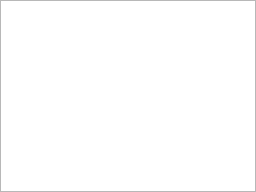
First picture: the form in clo3d/widgets/ui/ListNavigationWidget.ui, repository e-e-m-i-l-e-e/Chrysalis, before the edit.
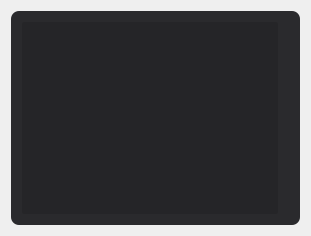
Second picture: the form after the edit.

The edit to the form file:
```diff
--- a/clo3d/widgets/ui/ListNavigationWidget.ui
+++ b/clo3d/widgets/ui/ListNavigationWidget.ui
@@ -6,28 +6,37 @@
    <rect>
     <x>0</x>
     <y>0</y>
-    <width>256</width>
-    <height>192</height>
+    <width>311</width>
+    <height>236</height>
    </rect>
   </property>
   <property name="windowTitle">
    <string>UI::ListNavigationWidget</string>
   </property>
+  <layout class="QHBoxLayout" name="horizontalLayout_2">
+   <item>
+    <widget class="QWidget" name="contentWrapper" native="true">
+     <property name="styleSheet">
+      <string notr="true">#contentWrapper {
+	border-radius: 8px;
+	background: rgba(42, 42, 45, 255);
+}</string>
+     </property>
   <layout class="QHBoxLayout" name="horizontalLayout">
    <property name="spacing">
-    <number>0</number>
+       <number>11</number>
    </property>
    <property name="leftMargin">
-    <number>0</number>
+       <number>11</number>
    </property>
    <property name="topMargin">
-    <number>0</number>
+       <number>11</number>
    </property>
    <property name="rightMargin">
-    <number>0</number>
+       <number>11</number>
    </property>
    <property name="bottomMargin">
-    <number>0</number>
+       <number>11</number>
    </property>
    <item>
     <widget class="QListWidget" name="listWidget">
@@ -37,6 +46,10 @@
        <verstretch>0</verstretch>
       </sizepolicy>
      </property>
+        <property name="styleSheet">
+         <string notr="true">background: rgba(37, 37, 40, 255);
+border-radius: 2px;</string>
+        </property>
     </widget>
    </item>
    <item>
@@ -47,6 +60,12 @@
        <verstretch>0</verstretch>
       </sizepolicy>
      </property>
+        <property name="styleSheet">
+         <string notr="true">background: transparent;</string>
+        </property>
+       </widget>
+      </item>
+     </layout>
     </widget>
    </item>
   </layout>
```
Left out of the diff: 19 changed lines with no effect on the pictures. Lines whose indentation alone changed are shown as unchanged.
